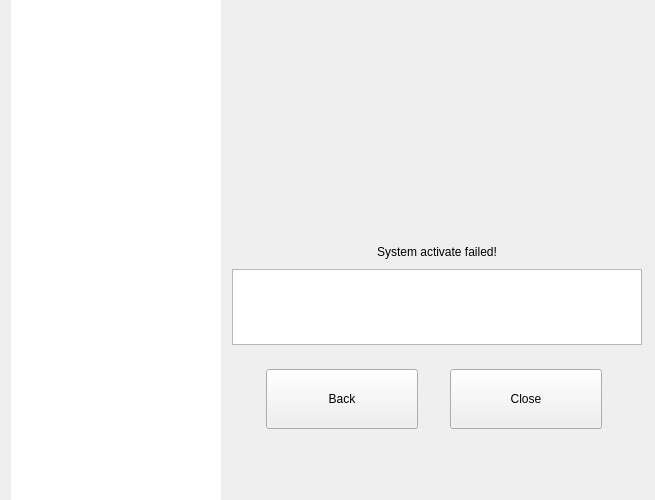
openeuler-mirror/kiran-control-panel, file src/license/active-guide-widget.ui: the form before one commit.
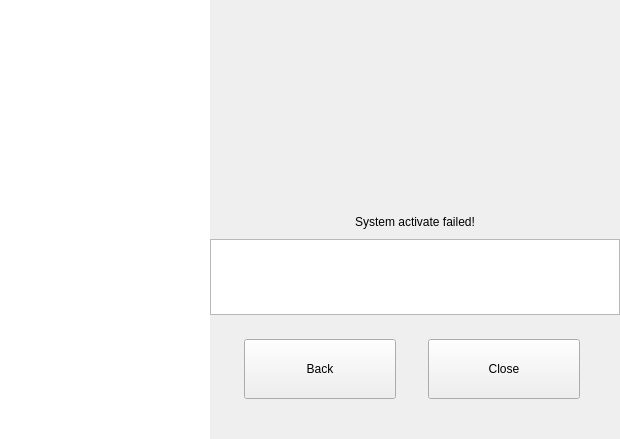
The form after the commit. The open tabs and pages were chosen to show the change. Icons and pictures are not drawn.

```diff
--- a/src/license/active-guide-widget.ui
+++ b/src/license/active-guide-widget.ui
@@ -6,8 +6,8 @@
    <rect>
     <x>0</x>
     <y>0</y>
-    <width>655</width>
-    <height>500</height>
+    <width>620</width>
+    <height>439</height>
    </rect>
   </property>
   <property name="sizePolicy">
@@ -19,13 +19,13 @@
   <property name="minimumSize">
    <size>
     <width>620</width>
-    <height>409</height>
+    <height>439</height>
    </size>
   </property>
   <property name="maximumSize">
    <size>
-    <width>655</width>
-    <height>500</height>
+    <width>620</width>
+    <height>439</height>
    </size>
   </property>
   <property name="windowTitle">
@@ -1451,8 +1451,8 @@
                <string>&lt;!DOCTYPE HTML PUBLIC &quot;-//W3C//DTD HTML 4.0//EN&quot; &quot;http://www.w3.org/TR/REC-html40/strict.dtd&quot;&gt;
 &lt;html&gt;&lt;head&gt;&lt;meta name=&quot;qrichtext&quot; content=&quot;1&quot; /&gt;&lt;style type=&quot;text/css&quot;&gt;
 p, li { white-space: pre-wrap; }
-&lt;/style&gt;&lt;/head&gt;&lt;body style=&quot; font-family:'Noto Sans CJK SC Thin'; font-size:11pt; font-weight:400; font-style:normal;&quot;&gt;
-&lt;p align=&quot;center&quot; style=&quot;-qt-paragraph-type:empty; margin-top:0px; margin-bottom:0px; margin-left:0px; margin-right:0px; -qt-block-indent:0; text-indent:0px;&quot;&gt;&lt;br /&gt;&lt;/p&gt;&lt;/body&gt;&lt;/html&gt;</string>
+&lt;/style&gt;&lt;/head&gt;&lt;body style=&quot; font-family:'Noto Sans CJK SC Regular'; font-size:9pt; font-weight:400; font-style:normal;&quot;&gt;
+&lt;p align=&quot;center&quot; style=&quot;-qt-paragraph-type:empty; margin-top:0px; margin-bottom:0px; margin-left:0px; margin-right:0px; -qt-block-indent:0; text-indent:0px; font-family:'Noto Sans CJK SC Thin'; font-size:11pt;&quot;&gt;&lt;br /&gt;&lt;/p&gt;&lt;/body&gt;&lt;/html&gt;</string>
               </property>
              </widget>
             </item>
```
Left out of the diff: 11 changed lines with no effect on the pictures.
